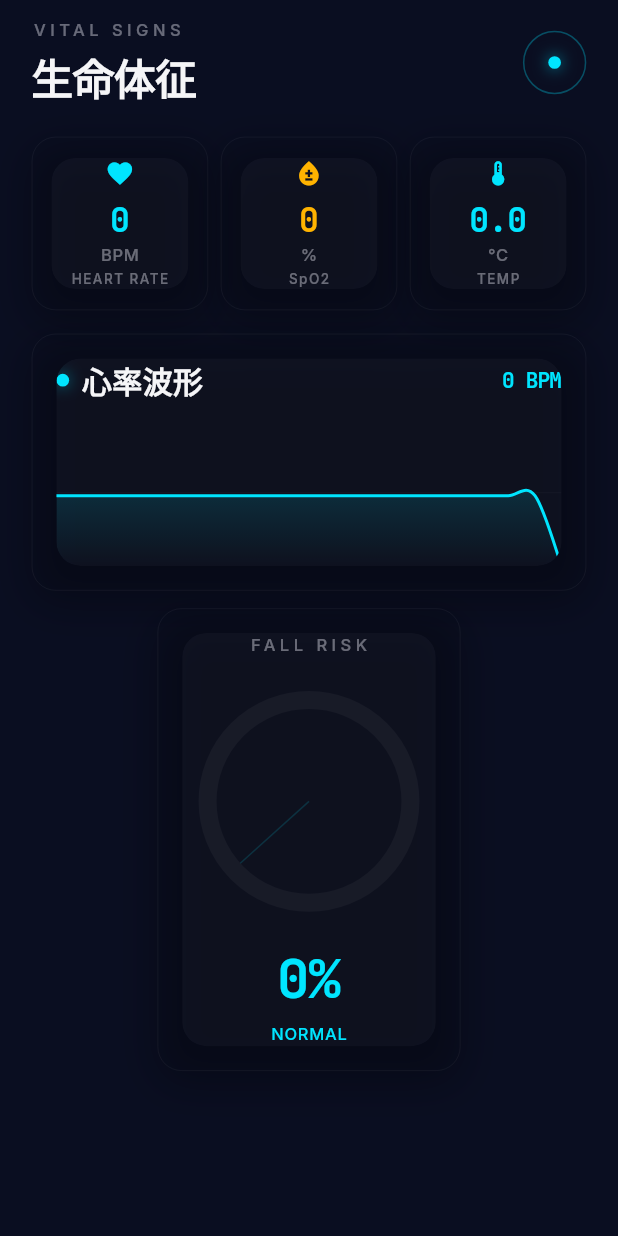
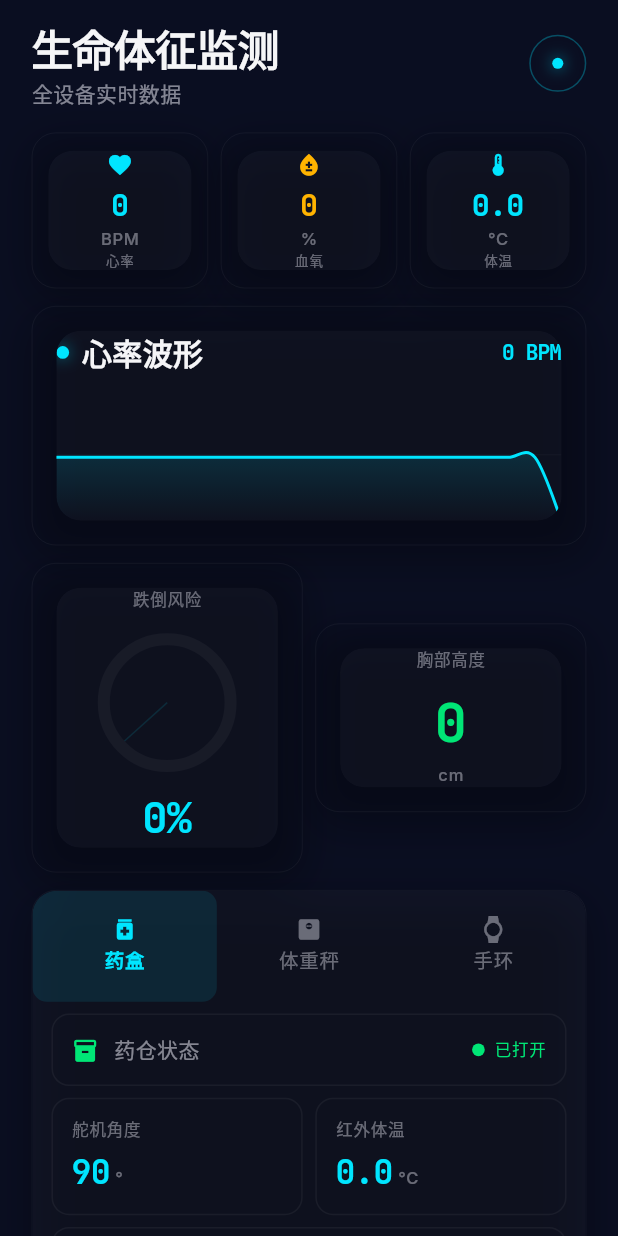
Before and after one commit to lggliubilint/NearLink, a Flutter app: the DashboardPage widget shown alone on an empty page, opened directly with empty values, on a phone screen of 412 x 824 dp. Run offline on Flutter 3.47's test engine with Material 3 defaults, Android fonts, the phone set to English and light mode, and no system bars; drawn by our look-alikes of fl_chart, flutter_animate; our stand-ins replace flutter_local_notifications, flutter_screenutil, google_fonts, vibration; missing offline and left inert: model_viewer_plus; accounts and stored records are empty; network calls fail.

Commit message:
仪表盘补回药盒/体重秤/手环模块 + 全中文

```diff
--- a/lib/pages/dashboard_page.dart
+++ b/lib/pages/dashboard_page.dart
@@ -1,4 +1,4 @@
-/// 仪表盘页 — Med-Tech 暗色 + 环形扫描仪 + 动态波形
+/// 仪表盘页 — Med-Tech 暗色 + 环形扫描仪 + 全设备模块
 library;
 
 import 'dart:math' as math;
@@ -20,16 +20,20 @@ class DashboardPage extends StatefulWidget {
 
 class _DashboardPageState extends State<DashboardPage> with SingleTickerProviderStateMixin {
   late final AnimationController _scanCtrl;
+  late final TabController _tabCtrl;
   final List<double> _hrHistory = List.generate(20, (_) => 72.0, growable: true);
 
   @override
   void initState() {
     super.initState();
     _scanCtrl = AnimationController(vsync: this, duration: 3.seconds)..repeat();
+    _tabCtrl = TabController(length: 3, vsync: this);
   }
 
   @override
-  void dispose() { _scanCtrl.dispose(); super.dispose(); }
+  void dispose() { _scanCtrl.dispose(); _tabCtrl.dispose(); super.dispose(); }
+
+  Color _accent() => widget.fallProb > 0.7 ? AppTheme.red : widget.fallProb > 0.3 ? AppTheme.amber : AppTheme.cyan;
 
   @override
   Widget build(BuildContext context) {
@@ -42,29 +46,27 @@ class _DashboardPageState extends State<DashboardPage> with SingleTickerProvider
       physics: const BouncingScrollPhysics(),
       padding: EdgeInsets.fromLTRB(20.w, 12.h, 20.w, 20.h),
       child: Column(children: [
-        // ── 头部 ──
+        // 头部
         Row(mainAxisAlignment: MainAxisAlignment.spaceBetween, children: [
           Column(crossAxisAlignment: CrossAxisAlignment.start, children: [
-            Text("VITAL SIGNS", style: AppTheme.caption().copyWith(letterSpacing: 3)),
-            SizedBox(height: 4.h),
-            Text("生命体征", style: AppTheme.h1()),
+            Text("生命体征监测", style: AppTheme.h1()),
+            Text("全设备实时数据", style: AppTheme.body()),
           ]),
           _scanRing(),
         ]).animate().fadeIn(duration: 400.ms),
-        SizedBox(height: 20.h),
-
-        // ── 核心指标 ──
-        Row(children: [
-          Expanded(child: _metric("HEART RATE", "$hr", "BPM", hr > 120 ? AppTheme.red : AppTheme.cyan, Icons.favorite)),
-          SizedBox(width: 8.w),
-          Expanded(child: _metric("SpO2", "$spo2", "%", spo2 < 95 ? AppTheme.amber : AppTheme.green, Icons.bloodtype)),
-          SizedBox(width: 8.w),
-          Expanded(child: _metric("TEMP", temp.toStringAsFixed(1), "°C", temp > 37.3 ? AppTheme.red : AppTheme.cyan, Icons.thermostat)),
-        ]).animate().fadeIn(delay: 100.ms),
-
         SizedBox(height: 16.h),
 
-        // ── 心率波形 ──
+        // 核心指标
+        Row(children: [
+          Expanded(child: _metric("心率", "$hr", "BPM", hr > 120 ? AppTheme.red : AppTheme.cyan, Icons.favorite)),
+          SizedBox(width: 8.w),
+          Expanded(child: _metric("血氧", "$spo2", "%", spo2 < 95 ? AppTheme.amber : AppTheme.green, Icons.bloodtype)),
+          SizedBox(width: 8.w),
+          Expanded(child: _metric("体温", temp.toStringAsFixed(1), "°C", temp > 37.3 ? AppTheme.red : AppTheme.cyan, Icons.thermostat)),
+        ]).animate().fadeIn(delay: 100.ms),
+        SizedBox(height: 12.h),
+
+        // 心率波形
         GlassCard(
           child: Column(crossAxisAlignment: CrossAxisAlignment.start, children: [
             Row(children: [
@@ -74,68 +76,109 @@ class _DashboardPageState extends State<DashboardPage> with SingleTickerProvider
               const Spacer(),
               Text("$hr BPM", style: AppTheme.mono(14, AppTheme.cyan)),
             ]),
-            SizedBox(height: 12.h),
-            SizedBox(height: 100.h, child: LineChart(_hrChart(), duration: 300.ms, curve: Curves.easeOut)),
+            SizedBox(height: 10.h),
+            SizedBox(height: 90.h, child: LineChart(_hrChart(), duration: 300.ms, curve: Curves.easeOut)),
           ]),
-        ).animate().fadeIn(delay: 200.ms),
-
+        ).animate().fadeIn(delay: 150.ms),
         SizedBox(height: 12.h),
 
-        // ── 跌倒概率环形扫描仪 ──
+        // 跌倒 + HHADM
+        Row(children: [
+          Expanded(
+            child: GlassCard(
+              child: Column(children: [
+                Text("跌倒风险", style: AppTheme.caption()),
+                SizedBox(height: 8.h),
+                _fallGauge(),
+                SizedBox(height: 4.h),
+                Text("${(widget.fallProb * 100).toInt()}%", style: AppTheme.mono(28, _accent())),
+              ]),
+            ),
+          ),
+          SizedBox(width: 8.w),
+          Expanded(
+            child: GlassCard(
+              child: Column(children: [
+                Text("胸部高度", style: AppTheme.caption()),
+                SizedBox(height: 8.h),
+                Text(widget.hhadm.toStringAsFixed(0), style: AppTheme.mono(36, AppTheme.green)),
+                SizedBox(height: 2.h),
+                Text("cm", style: AppTheme.caption()),
+              ]),
+            ),
+          ),
+        ]).animate().fadeIn(delay: 200.ms),
+        SizedBox(height: 12.h),
+
+        // Tab: 药盒/体重秤/手环
         GlassCard(
+          padding: EdgeInsets.zero,
           child: Column(children: [
-            Text("FALL RISK", style: AppTheme.caption().copyWith(letterSpacing: 3)),
-            SizedBox(height: 12.h),
-            _fallGauge(),
-            SizedBox(height: 8.h),
-            Text("${(widget.fallProb * 100).toInt()}%", style: AppTheme.mono(36, _gaugeColor())),
-            SizedBox(height: 4.h),
-            Text(widget.fallProb > 0.7 ? "DANGER" : widget.fallProb > 0.3 ? "WARNING" : "NORMAL",
-              style: AppTheme.caption().copyWith(color: _gaugeColor())),
+            TabBar(
+              controller: _tabCtrl,
+              labelStyle: AppTheme.caption().copyWith(fontWeight: FontWeight.w600, fontSize: 13),
+              unselectedLabelStyle: AppTheme.caption().copyWith(fontSize: 13),
+              labelColor: AppTheme.cyan,
+              unselectedLabelColor: AppTheme.textTertiary,
+              indicatorSize: TabBarIndicatorSize.tab,
+              indicator: BoxDecoration(
+                borderRadius: BorderRadius.circular(10.r),
+                color: AppTheme.cyan.withValues(alpha: 0.1),
+              ),
+              dividerColor: Colors.transparent,
+              tabs: const [
+                Tab(icon: Icon(Icons.medication, size: 18), text: "药盒"),
+                Tab(icon: Icon(Icons.monitor_weight, size: 18), text: "体重秤"),
+                Tab(icon: Icon(Icons.watch, size: 18), text: "手环"),
+              ],
+            ),
+            SizedBox(
+              height: 300.h,
+              child: TabBarView(controller: _tabCtrl, children: [
+                _pillboxTab(),
+                _scaleTab(),
+                _braceletTab(),
+              ]),
+            ),
           ]),
-        ).animate().fadeIn(delay: 300.ms),
+        ).animate().fadeIn(delay: 250.ms),
       ]),
     );
   }
 
-  Widget _metric(String label, String val, String unit, Color c, IconData ic) {
+  Widget _metric(String l, String v, String u, Color c, IconData ic) {
     return GlassCard(
-      padding: EdgeInsets.symmetric(vertical: 14.h, horizontal: 12.w),
+      padding: EdgeInsets.symmetric(vertical: 12.h, horizontal: 10.w),
       child: Column(children: [
-        Icon(ic, size: 20.sp, color: c),
-        SizedBox(height: 6.h),
-        Text(val, style: AppTheme.mono(22, c)),
-        Text(unit, style: AppTheme.caption()),
-        SizedBox(height: 2.h),
-        Text(label, style: AppTheme.caption().copyWith(fontSize: 9, letterSpacing: 1)),
+        Icon(ic, size: 18.sp, color: c),
+        SizedBox(height: 4.h),
+        Text(v, style: AppTheme.mono(20, c)),
+        Text(u, style: AppTheme.caption()),
+        Text(l, style: AppTheme.caption().copyWith(fontSize: 9)),
       ]),
     );
   }
-
-  Color _gaugeColor() => widget.fallProb > 0.7 ? AppTheme.red : widget.fallProb > 0.3 ? AppTheme.amber : AppTheme.cyan;
 
   LineChartData _hrChart() {
     final spots = List.generate(_hrHistory.length, (i) => FlSpot(i.toDouble(), _hrHistory[i]));
     return LineChartData(
       gridData: FlGridData(show: true, drawVerticalLine: false,
         getDrawingHorizontalLine: (_) => FlLine(color: Colors.white.withValues(alpha: 0.04), strokeWidth: 0.5)),
-      titlesData: const FlTitlesData(show: false),
-      borderData: FlBorderData(show: false),
+      titlesData: const FlTitlesData(show: false), borderData: FlBorderData(show: false),
       minY: 0, maxY: 150,
       lineBarsData: [LineChartBarData(
         spots: spots, isCurved: true, color: AppTheme.cyan, barWidth: 2, isStrokeCapRound: true,
         dotData: const FlDotData(show: false),
         belowBarData: BarAreaData(show: true, gradient: LinearGradient(
           begin: Alignment.topCenter, end: Alignment.bottomCenter,
-          colors: [AppTheme.cyan.withValues(alpha: 0.15), AppTheme.cyan.withValues(alpha: 0.0)]))),
-      ],
+          colors: [AppTheme.cyan.withValues(alpha: 0.15), AppTheme.cyan.withValues(alpha: 0.0)])))],
     );
   }
 
   Widget _fallGauge() {
-    final c = _gaugeColor();
+    final c = _accent();
     return SizedBox(
-      width: 160.w, height: 160.w,
+      width: 100.w, height: 100.w,
       child: AnimatedBuilder(
         animation: _scanCtrl,
         builder: (_, __) => CustomPaint(
@@ -149,21 +192,99 @@ class _DashboardPageState extends State<DashboardPage> with SingleTickerProvider
     return AnimatedBuilder(
       animation: _scanCtrl,
       builder: (_, __) => Container(
-        width: 40.w, height: 40.w,
-        decoration: BoxDecoration(
-          shape: BoxShape.circle,
-          border: Border.all(color: AppTheme.cyan.withValues(alpha: 0.3), width: 1),
-        ),
-        child: Center(
-          child: Container(
-            width: 8.w, height: 8.w,
-            decoration: BoxDecoration(
-              shape: BoxShape.circle, color: AppTheme.cyan,
-              boxShadow: [BoxShadow(color: AppTheme.cyan.withValues(alpha: 0.6), blurRadius: 8)]),
-          ),
-        ),
+        width: 36.w, height: 36.w,
+        decoration: BoxDecoration(shape: BoxShape.circle, border: Border.all(color: AppTheme.cyan.withValues(alpha: 0.3), width: 1)),
+        child: Center(child: Container(width: 7.w, height: 7.w,
+          decoration: BoxDecoration(shape: BoxShape.circle, color: AppTheme.cyan,
+            boxShadow: [BoxShadow(color: AppTheme.cyan.withValues(alpha: 0.6), blurRadius: 8)]))),
       ),
     );
+  }
+
+  // ── 药盒 ──
+  Widget _pillboxTab() {
+    return ListView(padding: EdgeInsets.fromLTRB(12.w, 8.h, 12.w, 8.h), children: [
+      _statusCard(Icons.inventory_2, "药仓状态", true, "已打开"),
+      SizedBox(height: 8.h),
+      Row(children: [
+        Expanded(child: _dataCard("舵机角度", "90", "°")),
+        SizedBox(width: 8.w),
+        Expanded(child: _dataCard("红外体温", (widget.data["body_temp"] as num?)?.toStringAsFixed(1) ?? "36.5", "°C")),
+      ]),
+      SizedBox(height: 8.h),
+      _statusCard(Icons.record_voice_over, "语音播报", false, "待机"),
+    ]);
+  }
+
+  // ── 体重秤 ──
+  Widget _scaleTab() {
+    return ListView(padding: EdgeInsets.fromLTRB(12.w, 8.h, 12.w, 8.h), children: [
+      _dataCard("体重", "70.5", "kg"),
+      SizedBox(height: 8.h),
+      _dataCard("压力传感器", "2468", "raw"),
+    ]);
+  }
+
+  // ── 手环 ──
+  Widget _braceletTab() {
+    return ListView(padding: EdgeInsets.fromLTRB(12.w, 8.h, 12.w, 8.h), children: [
+      _dataCard("步数", "${(widget.data["step_count"] as num?)?.toInt() ?? 0}", "步"),
+      SizedBox(height: 8.h),
+      _statusCard(Icons.touch_app, "触控面板", false, "待机"),
+      SizedBox(height: 8.h),
+      Text("六轴传感器", style: AppTheme.h2()),
+      SizedBox(height: 6.h),
+      for (final ax in ["X", "Y", "Z"]) ...[
+        _axisRow("加速度 $ax", 0.0),
+        SizedBox(height: 4.h),
+      ],
+      SizedBox(height: 4.h),
+      for (final ax in ["X", "Y", "Z"]) ...[
+        _axisRow("陀螺仪 $ax", 0.0),
+        SizedBox(height: 4.h),
+      ],
+    ]);
+  }
+
+  Widget _statusCard(IconData ic, String t, bool active, String text) {
+    final c = active ? AppTheme.green : AppTheme.textTertiary;
+    return Container(
+      padding: EdgeInsets.all(12.w),
+      decoration: BoxDecoration(borderRadius: BorderRadius.circular(12.r), border: Border.all(color: Colors.white.withValues(alpha: 0.05))),
+      child: Row(children: [
+        Icon(ic, size: 18.sp, color: c),
+        SizedBox(width: 10.w),
+        Expanded(child: Text(t, style: AppTheme.body())),
+        Container(width: 8.w, height: 8.w, decoration: BoxDecoration(shape: BoxShape.circle, color: c)),
+        SizedBox(width: 6.w),
+        Text(text, style: AppTheme.caption().copyWith(color: c)),
+      ]),
+    );
+  }
+
+  Widget _dataCard(String t, String v, String u) {
+    return Container(
+      padding: EdgeInsets.all(12.w),
+      decoration: BoxDecoration(borderRadius: BorderRadius.circular(12.r), border: Border.all(color: Colors.white.withValues(alpha: 0.05))),
+      child: Column(crossAxisAlignment: CrossAxisAlignment.start, children: [
+        Text(t, style: AppTheme.caption()),
+        SizedBox(height: 4.h),
+        Row(crossAxisAlignment: CrossAxisAlignment.end, children: [
+          Text(v, style: AppTheme.mono(22, AppTheme.cyan)),
+          SizedBox(width: 3.w),
+          Padding(padding: EdgeInsets.only(bottom: 3.h), child: Text(u, style: AppTheme.caption()))]),
+      ]),
+    );
+  }
+
+  Widget _axisRow(String l, double v) {
+    return Row(children: [
+      SizedBox(width: 60.w, child: Text(l, style: AppTheme.caption())),
+      Expanded(child: ClipRRect(borderRadius: BorderRadius.circular(2.r),
+        child: LinearProgressIndicator(value: ((v.abs() / 10) + 0.05).clamp(0.0, 1.0), minHeight: 3.h, backgroundColor: Colors.white.withValues(alpha: 0.04), valueColor: const AlwaysStoppedAnimation(AppTheme.cyan)))),
+      SizedBox(width: 8.w),
+      Text(v.toStringAsFixed(2), style: AppTheme.caption()),
+    ]);
   }
 }
 
@@ -175,19 +296,14 @@ class _GaugePainter extends CustomPainter {
   @override
   void paint(Canvas canvas, Size size) {
     final cx = size.width / 2, cy = size.height / 2, r = size.width * 0.4;
-    final bgPaint = Paint()..color = Colors.white.withValues(alpha: 0.04)..style = PaintingStyle.stroke..strokeWidth = 12..strokeCap = StrokeCap.round;
-    canvas.drawCircle(Offset(cx, cy), r, bgPaint);
-
+    canvas.drawCircle(Offset(cx, cy), r, Paint()..color = Colors.white.withValues(alpha: 0.04)..style = PaintingStyle.stroke..strokeWidth = 8..strokeCap = StrokeCap.round);
     final sweep = (progress * 2 * math.pi).clamp(0.0, 2 * math.pi);
-    final fgPaint = Paint()
+    canvas.drawArc(Rect.fromCircle(center: Offset(cx, cy), radius: r), -math.pi / 2, sweep, false, Paint()
       ..shader = SweepGradient(colors: [color.withValues(alpha: 0.3), color, color]).createShader(Rect.fromCircle(center: Offset(cx, cy), radius: r))
-      ..style = PaintingStyle.stroke..strokeWidth = 12..strokeCap = StrokeCap.round;
-    canvas.drawArc(Rect.fromCircle(center: Offset(cx, cy), radius: r), -math.pi / 2, sweep, false, fgPaint);
-
-    // 扫描线
-    final scanX = cx + math.cos(colorAngle - math.pi / 2) * (r - 6);
-    final scanY = cy + math.sin(colorAngle - math.pi / 2) * (r - 6);
-    canvas.drawLine(Offset(cx, cy), Offset(scanX, scanY), Paint()..color = color.withValues(alpha: 0.15)..strokeWidth = 1);
+      ..style = PaintingStyle.stroke..strokeWidth = 8..strokeCap = StrokeCap.round);
+    final sx = cx + math.cos(colorAngle - math.pi / 2) * (r - 4);
+    final sy = cy + math.sin(colorAngle - math.pi / 2) * (r - 4);
+    canvas.drawLine(Offset(cx, cy), Offset(sx, sy), Paint()..color = color.withValues(alpha: 0.12)..strokeWidth = 1);
   }
 
   @override
```
